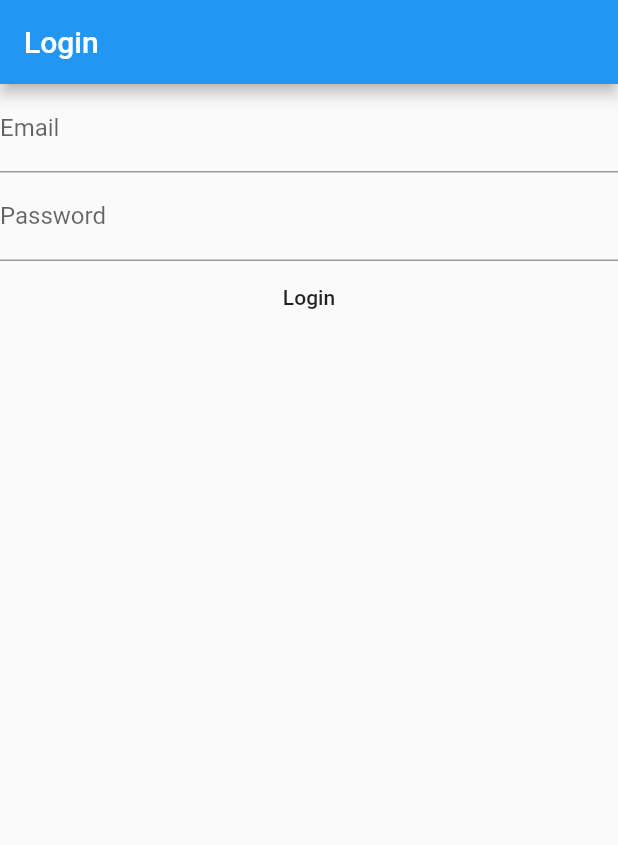
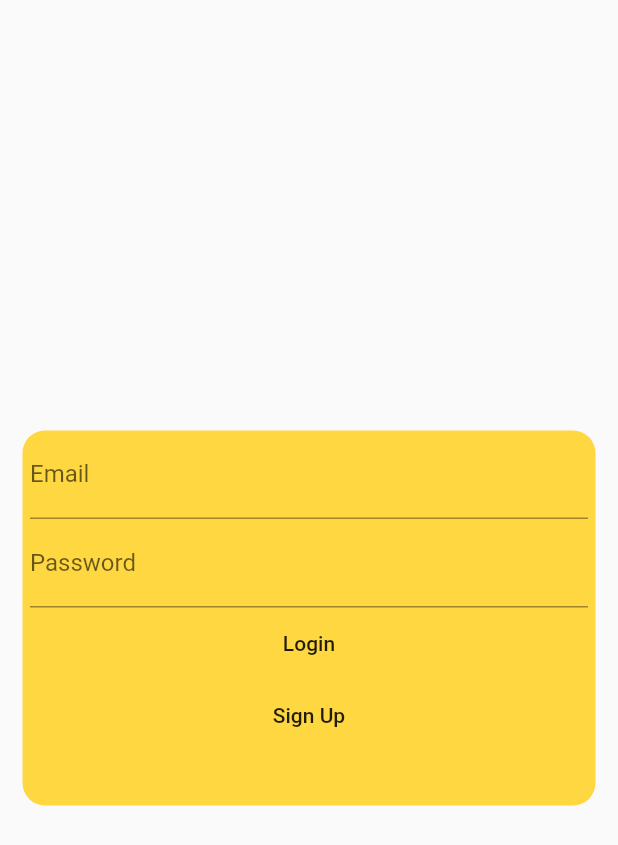
Before and after one commit to BruceBui5041/wru_fe, a Flutter app: the screen it shows after launch, after a tap on "Login", on a phone screen of 412 x 824 dp. Shown: the top 845 px of the screen. Run offline on Flutter 3.47's test engine with Material 2 defaults, Android fonts, the light colour scheme and no system bars; our stand-ins replace bloc, flutter_bloc, flutter_dotenv, shared_preferences; network calls fail.

Commit message:
Add SignUp dialog, Home screen

```diff
--- a/lib/api.dart
+++ b/lib/api.dart
@@ -10,10 +10,23 @@ final SIGNIN_API = API_URL + '/auth/signin';
 // ignore: non_constant_identifier_names
 final VERIFY_TOKEN = API_URL + '/auth/verify_token';
 
+Future<http.Response> publicPostRequest({
+  @required String url,
+  @required Map<String, dynamic> body,
+}) {
+  return http.post(
+    url,
+    headers: {
+      "Content-Type": 'application/json',
+    },
+    body: json.encode(body),
+  );
+}
+
 Future<http.Response> postRequest({
   @required String url,
   @required Map<String, dynamic> body,
-  String jwtToken = "",
+  @required String jwtToken,
 }) {
   return http.post(
     url,
--- /dev/null
+++ b/lib/cubit/signup_state.dart
@@ -0,0 +1,6 @@
+part of 'signup_cubit.dart';
+
+@immutable
+abstract class SignupState {}
+
+class SignupInitial extends SignupState {}
--- a/lib/main.dart
+++ b/lib/main.dart
@@ -4,6 +4,7 @@ import 'package:flutter_dotenv/flutter_dotenv.dart';
 import 'package:wru_fe/cubit/signin_cubit.dart';
 import 'package:wru_fe/global_constants.dart';
 import 'package:wru_fe/models/user.repository.dart';
+import 'package:wru_fe/screens/home.screen.dart';
 import 'package:wru_fe/screens/signin.screen.dart';
 import 'package:wru_fe/screens/splash.screen.dart';
 
@@ -36,6 +37,7 @@ class MyApp extends StatelessWidget {
           home: SplashScreen(),
           routes: {
             SignInScreen.routeName: (_) => SignInScreen(),
+            HomeScreen.routeName: (_) => HomeScreen(),
           },
         ),
       ),
--- a/lib/models/user.repository.dart
+++ b/lib/models/user.repository.dart
@@ -11,7 +11,7 @@ enum AuthenticationStatus { unknown, authenticated, unauthenticated }
 class UserRepository {
   Future<ResponseDto> callSignInApi(SignInDto signInDto) async {
     try {
-      final res = await postRequest(
+      final res = await publicPostRequest(
         url: SIGNIN_API,
         body: {
           'username': signInDto.username,
@@ -42,9 +42,7 @@ class UserRepository {
       );
 
       final resJSON = json.decode(res.body) as Map<String, dynamic>;
-      if (resJSON['statusCode'] != null &&
-          int.parse(resJSON['statusCode']) == HttpStatus.unauthorized)
-        return false;
+      if (resJSON['statusCode'] == HttpStatus.unauthorized) return false;
       return true;
     } catch (err) {
       throw err;
--- a/lib/screens/signin.screen.dart
+++ b/lib/screens/signin.screen.dart
@@ -2,71 +2,82 @@ import 'package:flutter/material.dart';
 import 'package:flutter_bloc/flutter_bloc.dart';
 import 'package:wru_fe/cubit/signin_cubit.dart';
 import 'package:wru_fe/dto/signin.dto.dart';
+import 'package:wru_fe/screens/home.screen.dart';
+import 'package:wru_fe/widgets/signup.dialog.dart';
 
-class SignInScreen extends StatefulWidget {
+class SignInScreen extends StatelessWidget {
   static const routeName = './signin';
 
-  @override
-  _SignInScreenState createState() => _SignInScreenState();
+  final _form = GlobalKey<FormState>();
+  final _usernameController = TextEditingController();
+  final _passwordController = TextEditingController();
+
+  void _submitForm(BuildContext context) {
+    final SignInDto signInDto = SignInDto(
+      username: _usernameController.text,
+      password: _passwordController.text,
+    );
+
+    context.read<SignInCubit>().signIn(signInDto);
   }
 
-class _SignInScreenState extends State<SignInScreen> {
-  final _form = GlobalKey<FormState>();
-  final SignInDto _signInDto = SignInDto(username: '', password: '');
-
-  void _submitForm(BuildContext context) async {
-    _form.currentState.save();
-    print(_signInDto.username);
-    print(_signInDto.password);
-
-    context.read<SignInCubit>().signIn(_signInDto);
+  void _onOpenSignUpDialog(BuildContext context) {
+    showDialog<Null>(
+      context: context,
+      builder: (ctx) => SignUpDialog(),
+    );
   }
 
   @override
   Widget build(BuildContext context) {
     return Scaffold(
-      appBar: AppBar(
-        title: Text("Login"),
-      ),
       body: Container(
         child: BlocConsumer<SignInCubit, SignInState>(
           listener: (context, state) {
             if (state is SignedIn) {
-              // TODO: Go to Home pay
+              Navigator.of(context).pushReplacementNamed(HomeScreen.routeName);
             } else if (state is SignInFail) {
               // TODO: state.message is an array of error
+              print(state.message);
             }
           },
           builder: (context, state) {
             return Form(
               key: _form,
+              child: Center(
+                child: ConstrainedBox(
+                  constraints: new BoxConstraints(
+                    minHeight: 200,
+                    maxHeight: 300,
+                  ),
+                  child: Container(
+                    height: 250,
+                    margin: const EdgeInsets.only(left: 15, right: 15),
+                    padding: const EdgeInsets.only(left: 5, right: 5),
+                    decoration: BoxDecoration(
+                      color: Colors.amberAccent,
+                      borderRadius: BorderRadius.all(
+                        Radius.circular(15),
+                      ),
+                    ),
                     child: Column(
                       children: [
                         TextFormField(
                           textInputAction: TextInputAction.next,
+                          controller: _usernameController,
                           decoration: InputDecoration(
                             labelText: "Email",
                           ),
-                    onSaved: (newValue) {
-                      setState(() {
-                        _signInDto.username = newValue;
-                      });
-                    },
                         ),
                         TextFormField(
                           textInputAction: TextInputAction.done,
-                    // TODO: Find a way get user's input but not **** characters with obscureText: true
-                    // obscureText: true,
+                          controller: _passwordController,
+                          obscureText: true,
                           decoration: InputDecoration(
                             labelText: "Password",
                           ),
                           onFieldSubmitted: (_) {
                             _submitForm(context);
-                    },
-                    onSaved: (newValue) {
-                      setState(() {
-                        _signInDto.password = newValue;
-                      });
                           },
                         ),
                         FlatButton(
@@ -74,8 +85,17 @@ class _SignInScreenState extends State<SignInScreen> {
                           onPressed: () {
                             _submitForm(context);
                           },
+                        ),
+                        FlatButton(
+                          child: Text("Sign Up"),
+                          onPressed: () {
+                            _onOpenSignUpDialog(context);
+                          },
                         )
                       ],
+                    ),
+                  ),
+                ),
               ),
             );
           },
--- a/lib/screens/splash.screen.dart
+++ b/lib/screens/splash.screen.dart
@@ -1,6 +1,7 @@
 import 'package:flutter/material.dart';
 import 'package:flutter_bloc/flutter_bloc.dart';
 import 'package:wru_fe/cubit/signin_cubit.dart';
+import 'package:wru_fe/screens/home.screen.dart';
 import 'package:wru_fe/screens/signin.screen.dart';
 
 class SplashScreen extends StatelessWidget {
@@ -14,8 +15,7 @@ class SplashScreen extends StatelessWidget {
       body: BlocListener<SignInCubit, SignInState>(
         listener: (context, state) {
           if (state is SignedIn) {
-            // TODO: Go to Home screen
-            print("Authorized");
+            Navigator.of(context).pushReplacementNamed(HomeScreen.routeName);
           } else if (state is NotSignIn) {
             Navigator.of(context).pushReplacementNamed(SignInScreen.routeName);
           }
```
Also changed, not shown: lib/cubit/signup_cubit.dart (added, +8 -0 lines), lib/screens/home.screen.dart (added, +13 -0 lines), lib/widgets/signup.dialog.dart (added, +51 -0 lines). Lines whose indentation alone changed are shown as unchanged.
